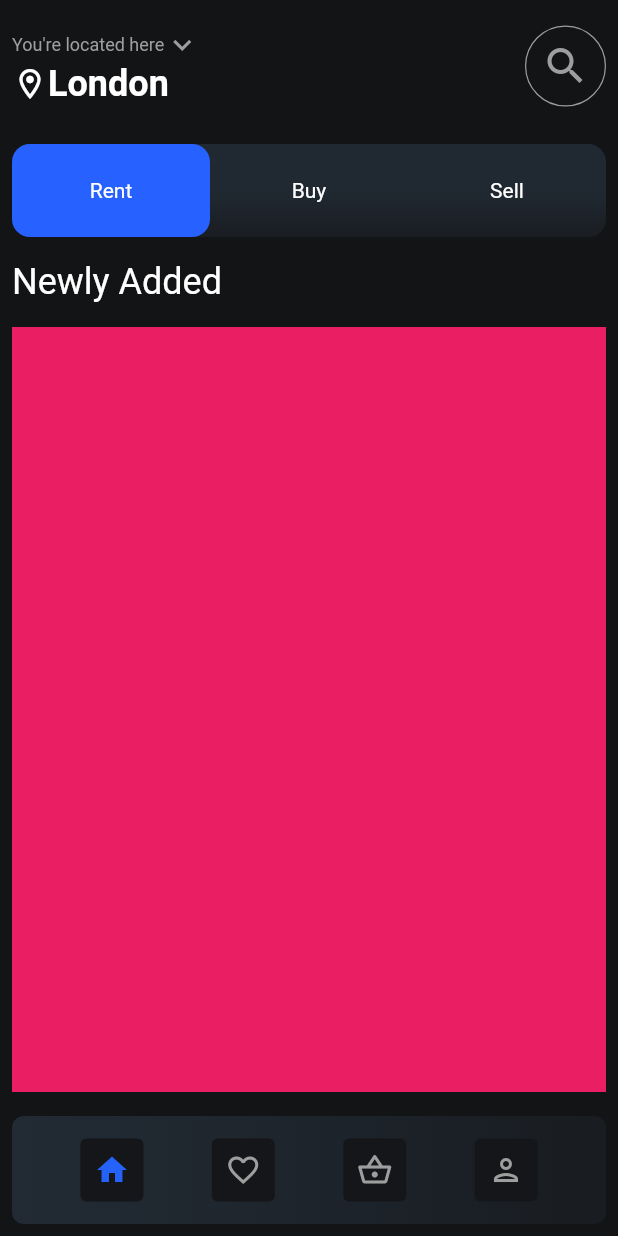
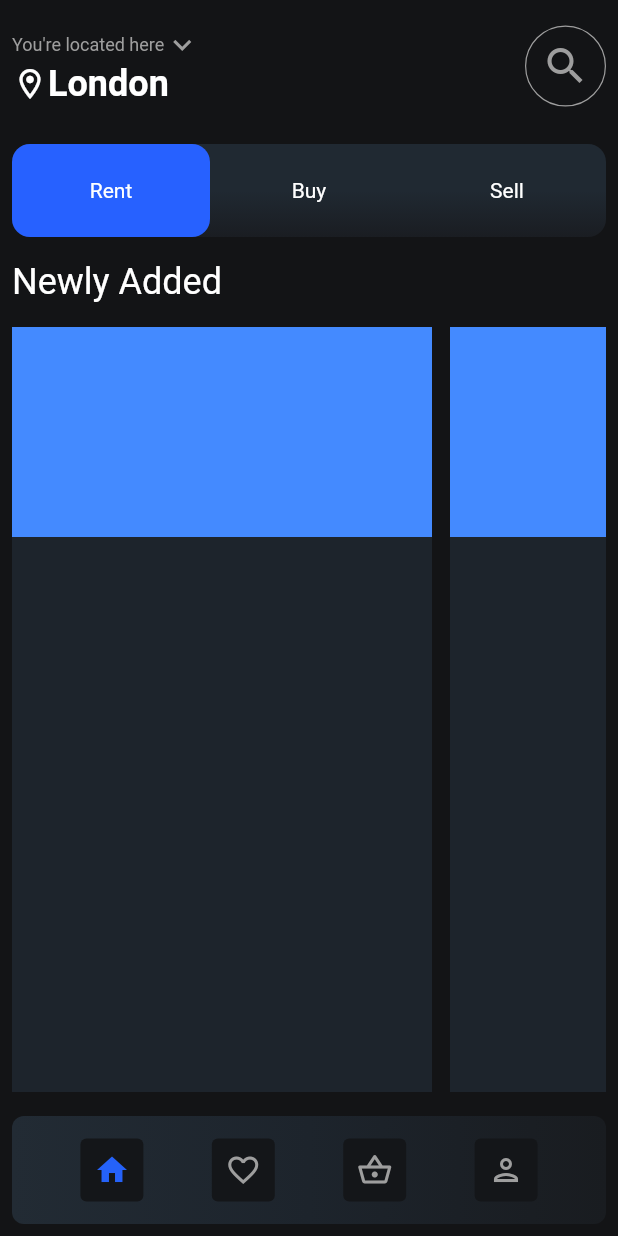
Before and after one commit to JAICHANGPARK/flutter_notebook_17th_story, a Flutter app: the screen it shows after launch, on a phone screen of 412 x 824 dp. Run offline on Flutter 3.47's test engine with Material 2 defaults, Android fonts, the phone set to English and light mode, and no system bars; our stand-ins replace cached_network_image, fl_chart, flutter_riverpod, freezed_annotation, ionicons, percent_indicator.

Commit message:
Update real_estate_main_page.dart

```diff
--- a/lib/ep1018_real_estate_app/src/ui/real_estate_main_page.dart
+++ b/lib/ep1018_real_estate_app/src/ui/real_estate_main_page.dart
@@ -191,18 +191,32 @@ class _RealEstateMainPageState extends State<RealEstateMainPage> {
                   child: Padding(
                     padding: const EdgeInsets.all(8.0),
                     child: Container(
-                      color: Colors.pink,
+                      // color: Colors.pink,
                       child: ListView.builder(
-
                           itemCount: 3,
                           scrollDirection: Axis.horizontal,
-                          itemBuilder: (context, index){
-                        return Container(
+                          itemBuilder: (context, index) {
+                            return Padding(
+                              padding: const EdgeInsets.only(right: 12),
+                              child: Container(
+                                decoration: BoxDecoration(
+                                  color: Color.fromRGBO(29, 36, 44, 1),
+                                ),
                                 width: 280,
+                                child: Column(
+                                  children: [
+                                    Container(
+                                      height: 140,
+                                      decoration: BoxDecoration(
+                                        color: Colors.blueAccent,
+                                      ),
+                                    )
+                                  ],
+                                ),
+                              ),
                             );
                           }),
                     ),
-
                   ),
                 ),
                 Padding(
```
Lines whose indentation alone changed are shown as unchanged.
